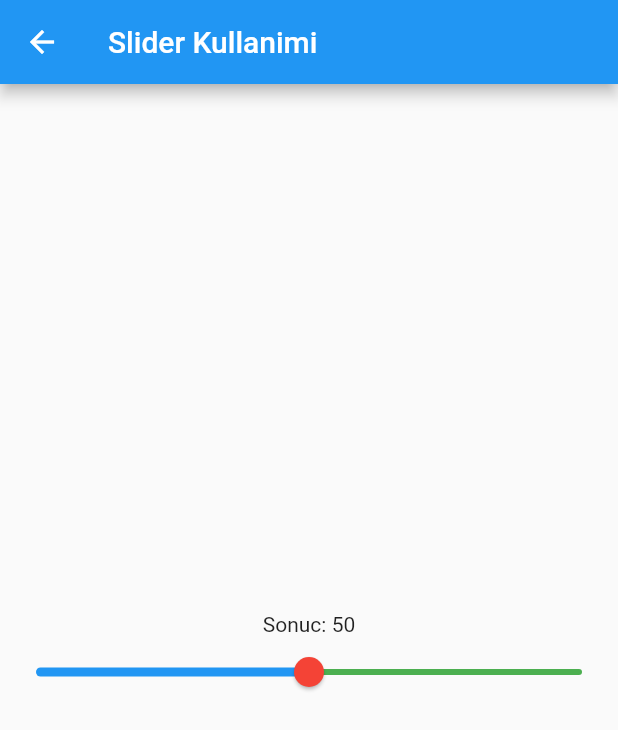
After one commit to tahaturan/flutter_basis_widget_2, a Flutter app: the screen it shows after launch, after a tap on "Slider Kullanimi", on a phone screen of 412 x 824 dp. The commit adds this screen. Shown: the top 730 px of the screen. Run offline on Flutter 3.47's test engine with Material 2 defaults, Android fonts, the phone set to English and light mode, and no system bars.

Commit message:
Slider Kullanimi

```diff
--- a/lib/views/my_home_page.dart
+++ b/lib/views/my_home_page.dart
@@ -2,6 +2,7 @@ import 'package:flutter/material.dart';
 import 'package:flutter_basis_widget_2/views/checkbox_kullanimi.dart';
 import 'package:flutter_basis_widget_2/views/progressbar_kullanimi.dart';
 import 'package:flutter_basis_widget_2/views/radiobutton_kullanimi.dart';
+import 'package:flutter_basis_widget_2/views/slider_kullanimi.dart';
 import 'package:flutter_basis_widget_2/views/toggle_buttons_kullanimi.dart';
 import 'package:flutter_basis_widget_2/widgets/sayfa_gecis_button.dart';
 
@@ -34,7 +35,10 @@ class _MyHomePageState extends State<MyHomePage> {
                 gecisSayfasi: const RadioButtonKullanimi()),
             SayfaGecisButton(
                 butonYazi: "ProgressBar Kullanimi",
-                gecisSayfasi: const ProgressBarKullanimi())
+                gecisSayfasi: const ProgressBarKullanimi()),
+            SayfaGecisButton(
+                butonYazi: "Slider Kullanimi",
+                gecisSayfasi: const SliderKullanimi()),
           ],
         ),
       ),
--- /dev/null
+++ b/lib/views/slider_kullanimi.dart
@@ -0,0 +1,45 @@
+import 'package:flutter/material.dart';
+
+class SliderKullanimi extends StatefulWidget {
+  const SliderKullanimi({Key? key}) : super(key: key);
+
+  @override
+  State<SliderKullanimi> createState() => _SliderKullanimiState();
+}
+
+class _SliderKullanimiState extends State<SliderKullanimi> {
+  double ilerleme = 50.0;
+  @override
+  Widget build(BuildContext context) {
+    return Scaffold(
+      appBar: AppBar(
+        title: const Text("Slider Kullanimi"),
+      ),
+      body: Center(
+        child: Column(
+          mainAxisAlignment: MainAxisAlignment.center,
+          children: [
+            Text("Sonuc: ${ilerleme.toInt()}"),
+            Slider(
+              max: 100.0,
+              min: 0.0,
+              value: ilerleme,
+              onChanged: (double newValue) {
+                setState(() {
+                  ilerleme = newValue;
+                });
+              },
+              divisions: 100, //*4 e bolup ona gore ilerlememizi sagladi
+              label: ilerleme
+                  .toInt()
+                  .toString(), //* Nerde oldgu ile ilgili bilgi verir
+              activeColor: Colors.blue,
+              inactiveColor: Colors.green,
+              thumbColor: Colors.red,
+            ),
+          ],
+        ),
+      ),
+    );
+  }
+}
```
Also changed, not shown: assets/images/SliderKullanimi.gif (added), 1 other file.
